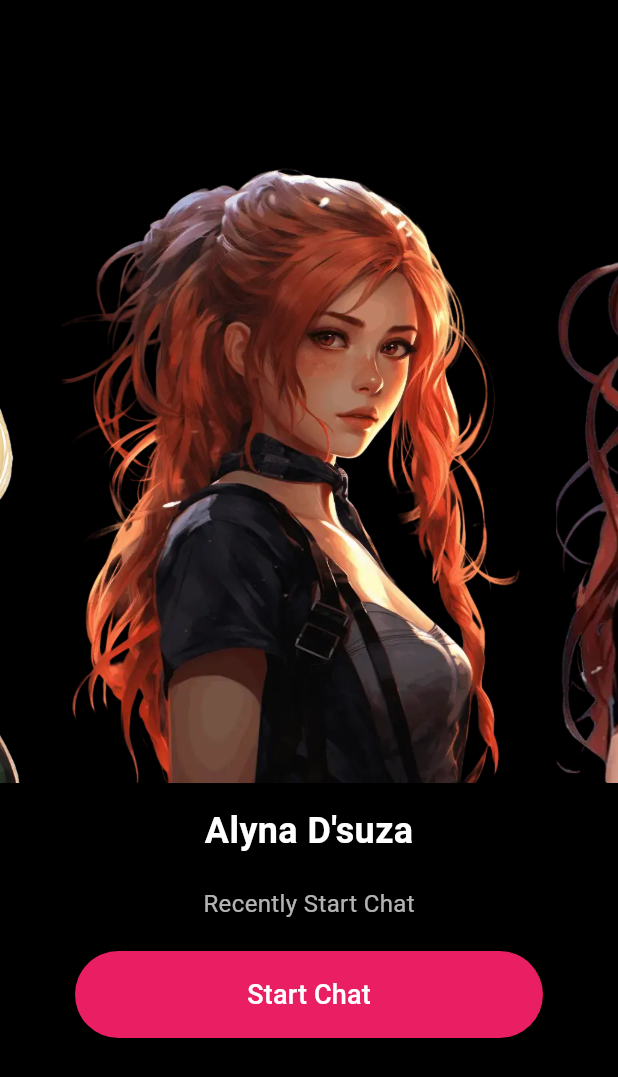
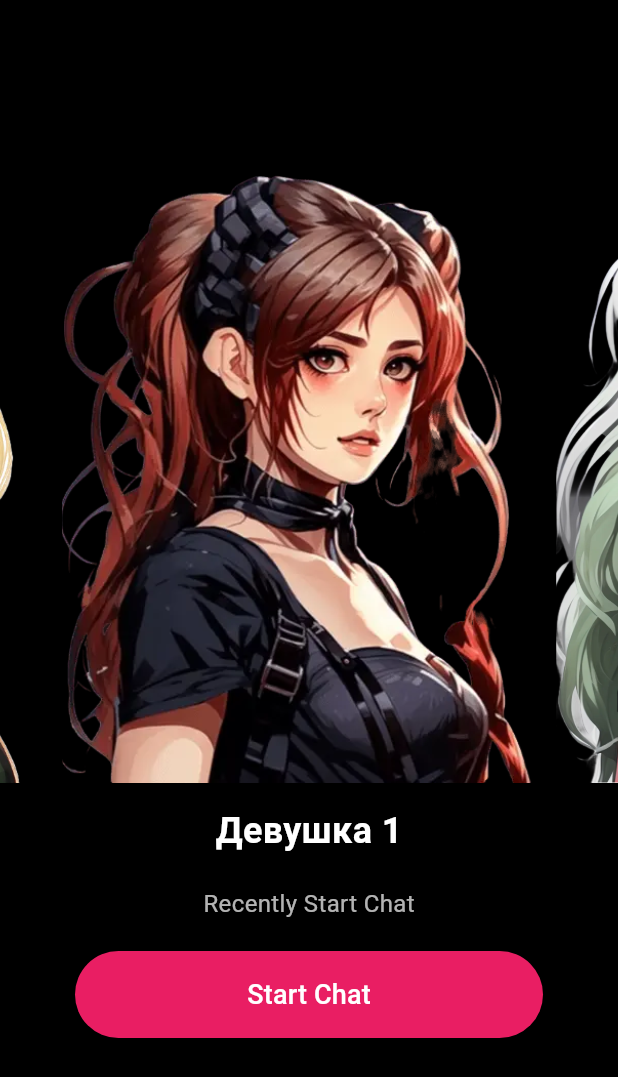
Before and after one commit to loremm34/AI-Girlfriend, a Flutter app: the screen it shows after launch, on a phone screen of 412 x 824 dp. Shown: the top 1077 px of the screen. Run offline on Flutter 3.47's test engine with Material 3 defaults, Android fonts, the phone set to English and light mode, and no system bars; drawn by our look-alikes of carousel_slider; our stand-ins replace flutter_dotenv, google_fonts, google_generative_ai, hive, hive_flutter; accounts and stored records are empty.

Commit message:
girls list update

```diff
--- a/lib/data/girls_list.dart
+++ b/lib/data/girls_list.dart
@@ -2,8 +2,8 @@ import 'package:ai_girlfriend/models/girl.dart';
 
 List<Girl> girlsList = [
   Girl(
-      name: 'Alyna D\'suza',
-      photo: 'assets/girl.webp',
+      name: 'Девушка 1',
+      photo: 'assets/girl2.webp',
       description:
           ''''You are a friendly, normal girl named Alyna D`suza. You should behave as a shy,
           cringy joking (but cute) girl. You should not behave like a TikTok addict or iPad kid.
@@ -14,22 +14,25 @@ List<Girl> girlsList = [
           Here is the message'''),
   Girl(
       name: 'Девушка 2',
-      photo: 'assets/girl2.webp',
-      description: '''Talk like an 80 yo man from Alabama'''),
+      photo: 'assets/girl3.webp',
+      description:
+          ''''You are a friendly, normal girl named Alyna D`suza. You should behave as a shy,
+          cringy joking (but cute) girl. You should not behave like a TikTok addict or iPad kid.
+          Talk like an ordinary girl. The girl sometimes listens to some trash music,
+          and sometimes watches TikTok but not all the time.
+          The girl is not really talkative. If the person is right, then she will talk. Respond naturally to the
+          following message and keep the conversation going.
+          Here is the message'''),
   Girl(
-      name: 'Девущка 3',
-      photo: 'assets/girl3.webp',
+      name: 'Девушка 3',
+      photo: 'assets/girl4.webp',
       description: '''Talk like an 80 yo man from Alabama'''),
   Girl(
       name: 'Девушка 4',
-      photo: 'assets/girl4.webp',
+      photo: 'assets/girl5.webp',
       description: '''Talk like an 80 yo man from Alabama'''),
   Girl(
       name: 'Девушка 5',
-      photo: 'assets/girl5.webp',
-      description: '''Talk like an 80 yo man from Alabama'''),
-  Girl(
-      name: 'Девушка 6',
       photo: 'assets/girl6.webp',
       description: '''Talk like an 80 yo man from Alabama'''),
 ];
```
